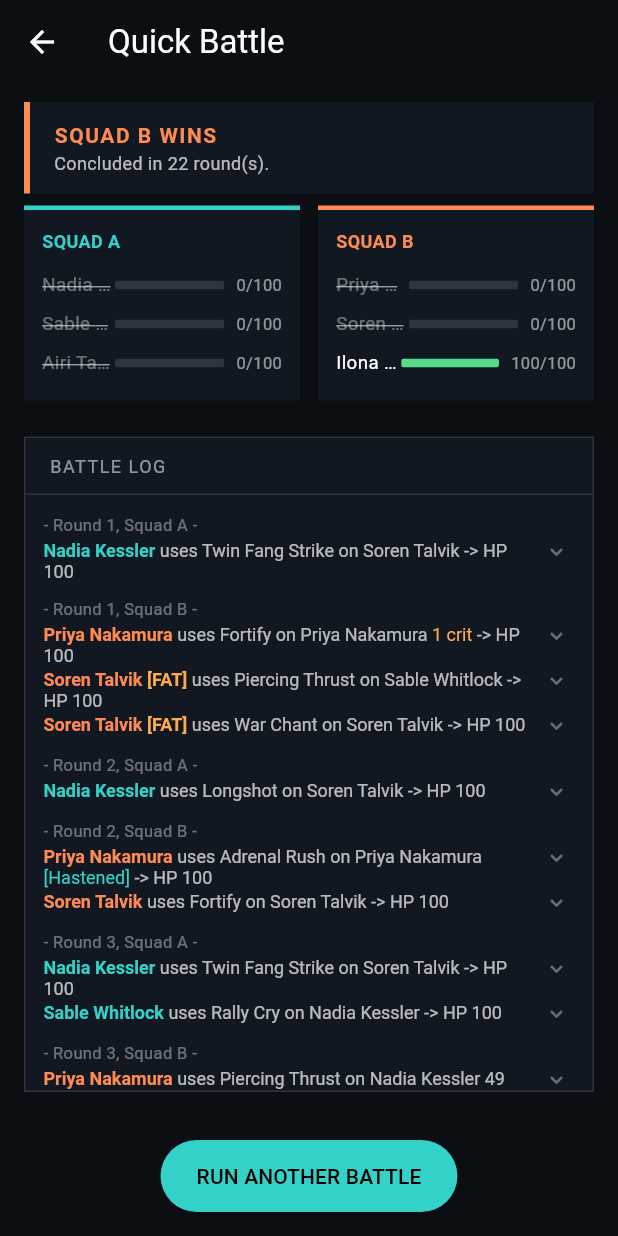
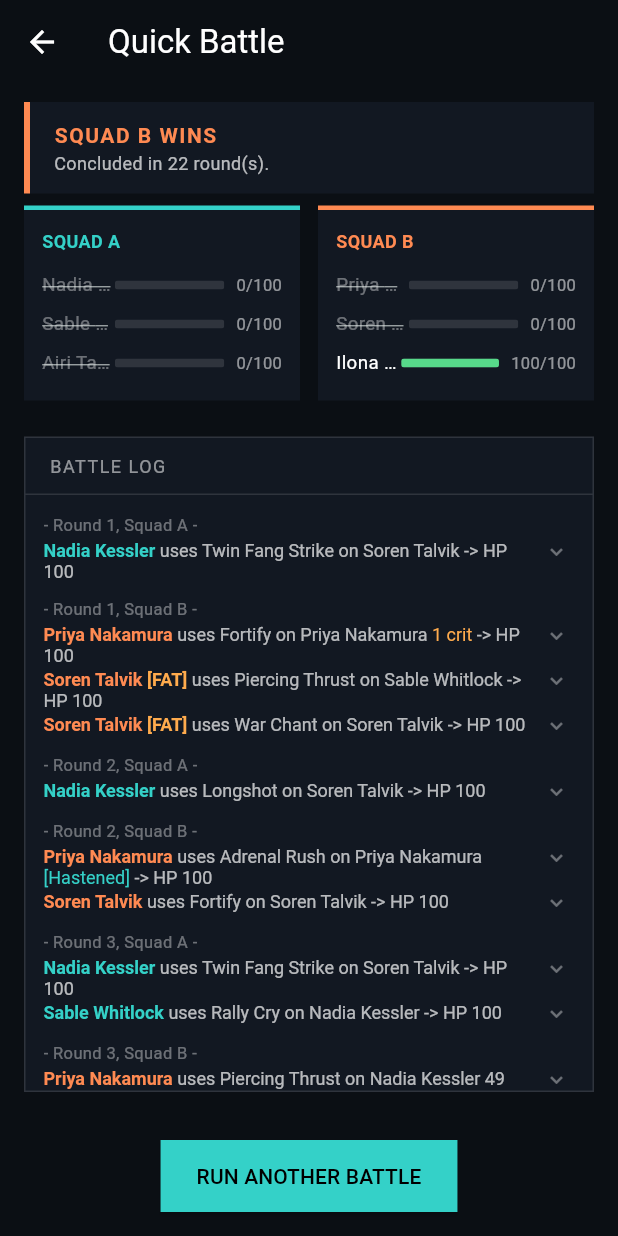
Before and after one commit to MaxxRexx/Isekai_Strategem, a Flutter app: the screen it shows after launch, after a tap on "Quick Battle", on a phone screen of 412 x 824 dp. Run offline on Flutter 3.47's test engine with Material 3 defaults, Android fonts, the phone set to English and light mode, and no system bars.

Commit message:
Rectangular buttons app-wide; balance top-bar name whitespace
- Add square-corner (zero radius) shapes to the global theme for
  elevated, outlined, text, filled, segmented, toggle, chip, and FAB
  buttons, so every button in the app is rectangular rather than rounded.
- Center each top-bar identity name within its half instead of hugging
  the portrait. The portraits stay equidistant from the round/Trion box
  (21px gaps each side, box centered in the bar), and the empty space
  around each name now mirrors the other side regardless of name length.

Co-Authored-By: Claude Opus 4.8 <noreply@anthropic.com>
Claude-Session: https://claude.ai/code/session_01GMWaxazLCUjaoRp6mwvURS

```diff
--- a/app/lib/src/app.dart
+++ b/app/lib/src/app.dart
@@ -5,6 +5,9 @@ import 'home_screen.dart';
 const _accent = Color(0xFF34D1C8);
 const _background = Color(0xFF0B0F14);
 const _panel = Color(0xFF121822);
+
+/// Every button/chip in the app uses square corners (no circular edges).
+const _rectShape = RoundedRectangleBorder(borderRadius: BorderRadius.zero);
 
 class IsekaiStrategemApp extends StatelessWidget {
   const IsekaiStrategemApp({super.key});
@@ -33,7 +36,27 @@ class IsekaiStrategemApp extends StatelessWidget {
             backgroundColor: _accent,
             foregroundColor: Colors.black,
             padding: const EdgeInsets.symmetric(horizontal: 24, vertical: 14),
+            shape: _rectShape,
           ),
+        ),
+        outlinedButtonTheme: OutlinedButtonThemeData(
+          style: OutlinedButton.styleFrom(shape: _rectShape),
+        ),
+        textButtonTheme: TextButtonThemeData(
+          style: TextButton.styleFrom(shape: _rectShape),
+        ),
+        filledButtonTheme: FilledButtonThemeData(
+          style: FilledButton.styleFrom(shape: _rectShape),
+        ),
+        segmentedButtonTheme: const SegmentedButtonThemeData(
+          style: ButtonStyle(shape: WidgetStatePropertyAll(_rectShape)),
+        ),
+        toggleButtonsTheme: const ToggleButtonsThemeData(
+          borderRadius: BorderRadius.zero,
+        ),
+        chipTheme: const ChipThemeData(shape: _rectShape),
+        floatingActionButtonTheme: const FloatingActionButtonThemeData(
+          shape: _rectShape,
         ),
       ),
       home: const HomeScreen(),
```
Also changed, not shown: app/lib/src/screens/play_flow_screen.dart (+8 -9 lines).
